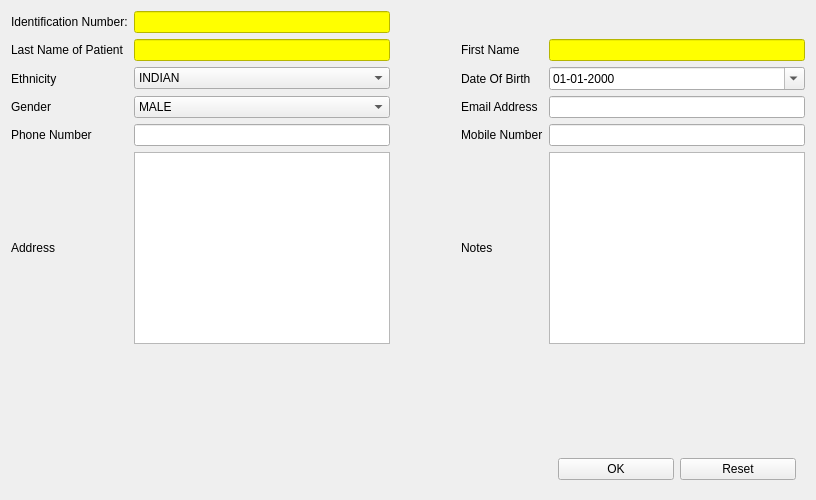
Old version of the form ui/addpatient.ui in the repository creativepsyco/panex-client.
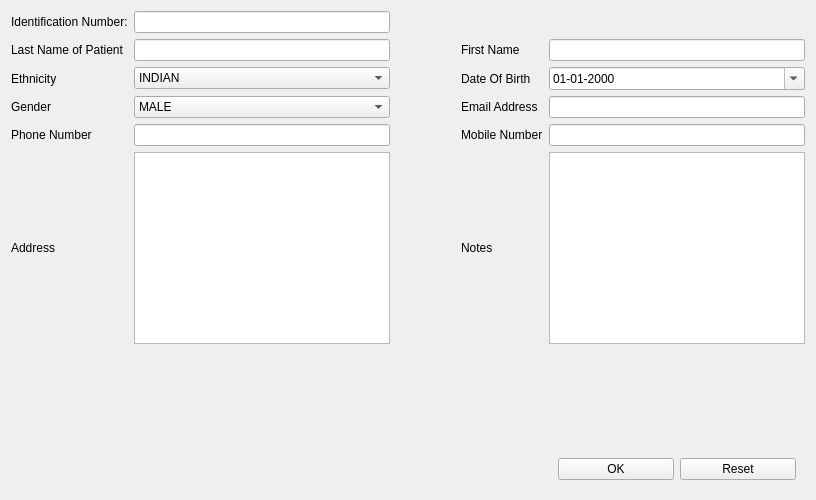
New version of the form.

Commit message: Adding download apps capability

The edit to the form file:
```diff
--- a/ui/addpatient.ui
+++ b/ui/addpatient.ui
@@ -112,7 +112,7 @@
    <item row="3" column="2">
     <widget class="QLineEdit" name="txtPatientLastName">
      <property name="styleSheet">
-      <string notr="true">background-color: yellow</string>
+      <string notr="true"/>
      </property>
     </widget>
    </item>
@@ -140,7 +140,7 @@
    <item row="3" column="6">
     <widget class="QLineEdit" name="txtPatientFirstName">
      <property name="styleSheet">
-      <string notr="true">background-color:yellow</string>
+      <string notr="true"/>
      </property>
     </widget>
    </item>
@@ -268,7 +268,7 @@
    <item row="2" column="2">
     <widget class="QLineEdit" name="txtIdNumber">
      <property name="styleSheet">
-      <string notr="true">background-color: yellow</string>
+      <string notr="true"/>
      </property>
      <property name="inputMethodHints">
       <set>Qt::ImhUppercaseOnly</set>
```
The commit also changes 2 other files.
